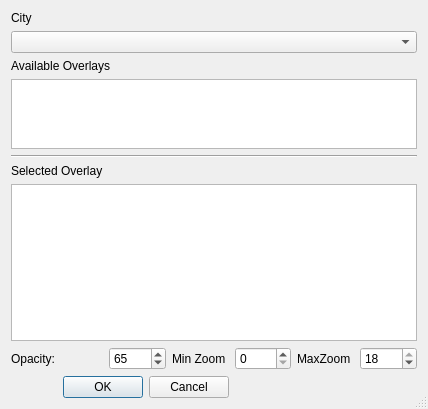
Above: mapper_app/ui/editcitydialog.ui from allenck/mapper before the change. Below: the same form after it.
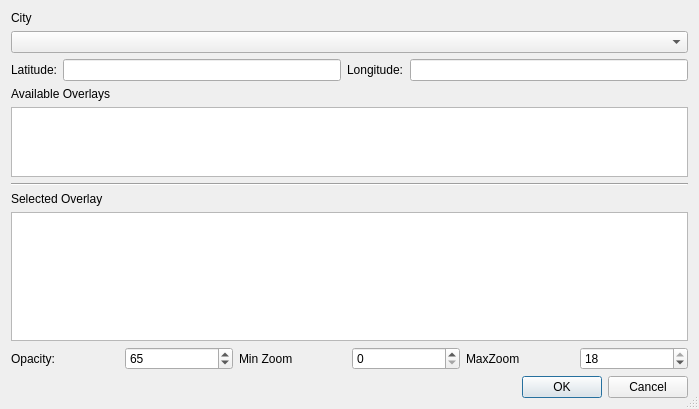
That is the form after the change. Custom widgets are drawn as their Qt base class.

Commit message: Work on saving overlay definitiona. Move City, LanLng to their own cpp and .h files.

The edit to the form file:
```diff
--- a/mapper_app/ui/editcitydialog.ui
+++ b/mapper_app/ui/editcitydialog.ui
@@ -6,7 +6,7 @@
    <rect>
     <x>0</x>
     <y>0</y>
-    <width>428</width>
+    <width>699</width>
     <height>409</height>
    </rect>
   </property>
@@ -16,96 +16,49 @@
   <property name="sizeGripEnabled">
    <bool>true</bool>
   </property>
-  <layout class="QGridLayout" name="gridLayout">
-   <item row="1" column="0" colspan="6">
-    <widget class="QComboBox" name="cbCity"/>
-   </item>
-   <item row="8" column="0" colspan="3">
-    <widget class="QDialogButtonBox" name="buttonBox">
-     <property name="orientation">
-      <enum>Qt::Horizontal</enum>
-     </property>
-     <property name="standardButtons">
-      <set>QDialogButtonBox::Cancel|QDialogButtonBox::Ok</set>
-     </property>
-    </widget>
-   </item>
-   <item row="7" column="0">
-    <widget class="QLabel" name="label_3">
-     <property name="text">
-      <string>Opacity:</string>
-     </property>
-    </widget>
-   </item>
-   <item row="0" column="0">
+  <layout class="QVBoxLayout" name="verticalLayout">
+   <item>
     <widget class="QLabel" name="label">
      <property name="text">
       <string>City</string>
      </property>
     </widget>
    </item>
-   <item row="7" column="5">
-    <widget class="QSpinBox" name="sbMaxZoom">
-     <property name="maximum">
-      <number>18</number>
-     </property>
-     <property name="value">
-      <number>18</number>
-     </property>
-    </widget>
+   <item>
+    <widget class="QComboBox" name="cbCity"/>
    </item>
-   <item row="7" column="1">
-    <widget class="QSpinBox" name="sbOpacity">
-     <property name="maximum">
-      <number>100</number>
-     </property>
-     <property name="value">
-      <number>65</number>
-     </property>
-    </widget>
+   <item>
+    <layout class="QHBoxLayout" name="horizontalLayout">
+     <item>
+      <widget class="QLabel" name="label_7">
+       <property name="text">
+        <string>Latitude:</string>
+       </property>
+      </widget>
+     </item>
+     <item>
+      <widget class="QLineEdit" name="editLatitude"/>
+     </item>
+     <item>
+      <widget class="QLabel" name="label_8">
+       <property name="text">
+        <string>Longitude:</string>
+       </property>
+      </widget>
+     </item>
+     <item>
+      <widget class="QLineEdit" name="editLongitude"/>
+     </item>
+    </layout>
    </item>
-   <item row="7" column="2">
-    <widget class="QLabel" name="label_4">
-     <property name="text">
-      <string>Min Zoom</string>
-     </property>
-    </widget>
-   </item>
-   <item row="7" column="3">
-    <widget class="QSpinBox" name="sbMinZoom"/>
-   </item>
-   <item row="7" column="4">
-    <widget class="QLabel" name="label_5">
-     <property name="text">
-      <string>MaxZoom</string>
-     </property>
-    </widget>
-   </item>
-   <item row="4" column="0" colspan="6">
-    <widget class="Line" name="line">
-     <property name="orientation">
-      <enum>Qt::Horizontal</enum>
-     </property>
-    </widget>
-   </item>
-   <item row="5" column="0">
-    <widget class="QLabel" name="label_6">
-     <property name="text">
-      <string>Selected Overlay</string>
-     </property>
-    </widget>
-   </item>
-   <item row="2" column="0" colspan="2">
+   <item>
     <widget class="QLabel" name="label_2">
      <property name="text">
       <string>Available Overlays</string>
      </property>
     </widget>
    </item>
-   <item row="6" column="0" colspan="6">
-    <widget class="HtmlTextEdit" name="edDescription"/>
-   </item>
-   <item row="3" column="0" colspan="6">
+   <item>
     <widget class="QTableView" name="tableView">
      <property name="toolTip">
       <string>Select any overlays to be used with this city.</string>
@@ -124,6 +77,81 @@
      </property>
     </widget>
    </item>
+   <item>
+    <widget class="Line" name="line">
+     <property name="orientation">
+      <enum>Qt::Horizontal</enum>
+     </property>
+    </widget>
+   </item>
+   <item>
+    <widget class="QLabel" name="label_6">
+     <property name="text">
+      <string>Selected Overlay</string>
+     </property>
+    </widget>
+   </item>
+   <item>
+    <widget class="HtmlTextEdit" name="edDescription"/>
+   </item>
+   <item>
+    <layout class="QHBoxLayout" name="horizontalLayout_2">
+     <item>
+      <widget class="QLabel" name="label_3">
+       <property name="text">
+        <string>Opacity:</string>
+       </property>
+      </widget>
+     </item>
+     <item>
+      <widget class="QSpinBox" name="sbOpacity">
+       <property name="maximum">
+        <number>100</number>
+       </property>
+       <property name="value">
+        <number>65</number>
+       </property>
+      </widget>
+     </item>
+     <item>
+      <widget class="QLabel" name="label_4">
+       <property name="text">
+        <string>Min Zoom</string>
+       </property>
+      </widget>
+     </item>
+     <item>
+      <widget class="QSpinBox" name="sbMinZoom"/>
+     </item>
+     <item>
+      <widget class="QLabel" name="label_5">
+       <property name="text">
+        <string>MaxZoom</string>
+       </property>
+      </widget>
+     </item>
+     <item>
+      <widget class="QSpinBox" name="sbMaxZoom">
+       <property name="maximum">
+        <number>18</number>
+       </property>
+       <property name="value">
+        <number>18</number>
+       </property>
+      </widget>
+     </item>
+    </layout>
+   </item>
+   <item>
+    <widget class="QDialogButtonBox" name="buttonBox">
+     <property name="orientation">
+      <enum>Qt::Horizontal</enum>
+     </property>
+     <property name="standardButtons">
+      <set>QDialogButtonBox::Cancel|QDialogButtonBox::Ok</set>
+     </property>
+    </widget>
+   </item>
   </layout>
  </widget>
  <customwidgets>
```
The commit also changes 21 other files.
